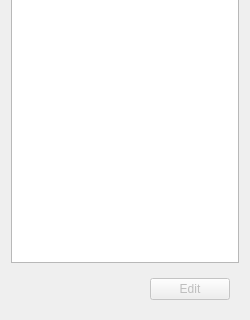
This is baramFlow/view/setup/boundary_conditions/boundary_conditions_page.ui in nextfoam/baram as Qt 5 draws it before an edit; both pictures show x 0 to 250 and y 180 to 500 of the 250 by 500 pixel window. The edited form follows.
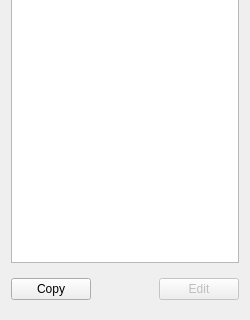
This is the edited form. Icons and pictures are not drawn.

```diff
--- a/baramFlow/view/setup/boundary_conditions/boundary_conditions_page.ui
+++ b/baramFlow/view/setup/boundary_conditions/boundary_conditions_page.ui
@@ -92,6 +92,19 @@
    <item>
     <widget class="QWidget" name="widget" native="true">
      <layout class="QHBoxLayout" name="horizontalLayout">
+      <property name="leftMargin">
+       <number>0</number>
+      </property>
+      <property name="rightMargin">
+       <number>0</number>
+      </property>
+      <item>
+       <widget class="QPushButton" name="copy">
+        <property name="text">
+         <string>Copy</string>
+        </property>
+       </widget>
+      </item>
       <item>
        <spacer name="horizontalSpacer">
         <property name="orientation">
```
